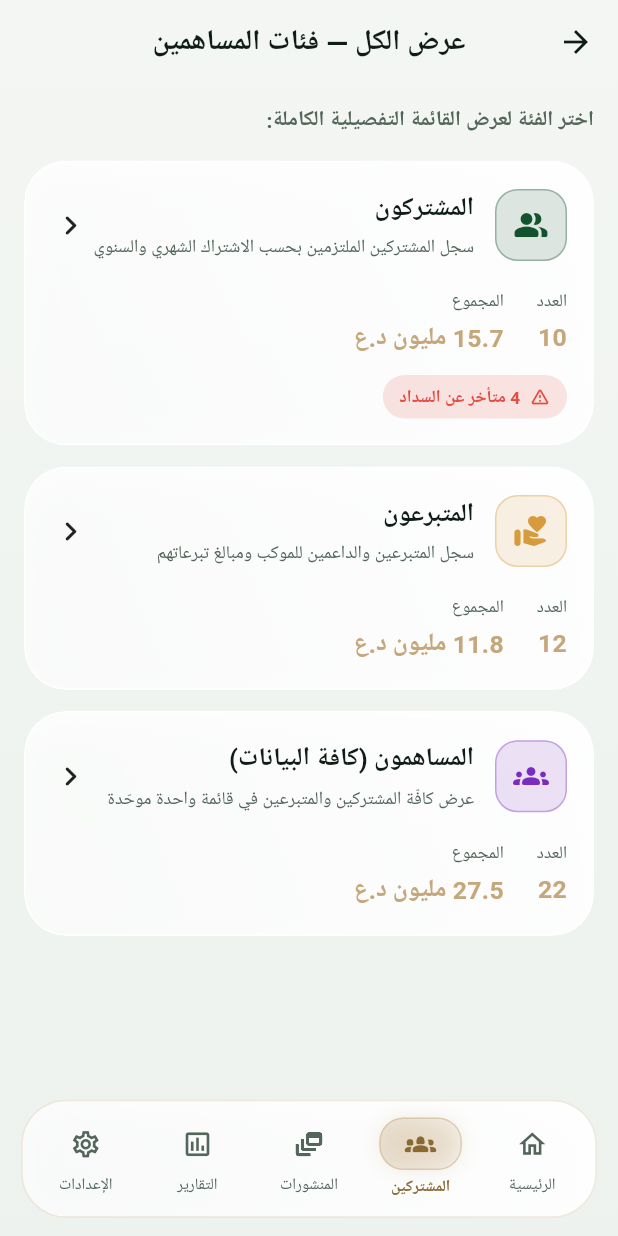
After one commit to aliali121ew-coder/My-mother-zahraa, a Flutter app: the AllContributorsCategoriesPage screen opened by its route, on a phone screen of 412 x 824 dp. The commit adds this screen. Run offline on Flutter 3.47's test engine with Material 3 defaults, Android fonts, the phone set to English and light mode, and no system bars; our stand-ins replace cached_network_image, flutter_riverpod, flutter_secure_storage, go_router, hive_ce_flutter, pdf and 3 more; accounts and stored records are empty; Roboto replaces fonts that are missing (Cairo).

Commit message:
feat: استبدال كارت الإحصائيات بكارت الدعم وتوجيه عرض الكل إلى صفحة الفئات العمودية الثلاث

```diff
--- a/lib/core/router/app_router.dart
+++ b/lib/core/router/app_router.dart
@@ -3,6 +3,7 @@ import 'package:go_router/go_router.dart';
 
 import '../../features/auth/presentation/auth_page.dart';
 import '../../features/auth/presentation/pending_page.dart';
+import '../../features/contributors/presentation/all_contributors_categories_page.dart';
 import '../../features/contributors/presentation/contributors_page.dart';
 import '../../features/contributors/presentation/contributors_list_page.dart';
 import '../../features/home/presentation/home_page.dart';
@@ -57,6 +58,11 @@ final appRouter = GoRouter(
                 ),
                 GoRoute(
                   path: 'all',
+                  builder: (_, _) =>
+                      const AllContributorsCategoriesPage(),
+                ),
+                GoRoute(
+                  path: 'list_all',
                   builder: (_, _) =>
                       const ContributorsListPage(showAll: true),
                 ),
--- /dev/null
+++ b/lib/features/contributors/presentation/all_contributors_categories_page.dart
@@ -0,0 +1,253 @@
+import 'package:flutter/material.dart';
+import 'package:flutter_riverpod/flutter_riverpod.dart';
+import 'package:go_router/go_router.dart';
+
+import '../../../core/providers/app_providers.dart';
+import '../../../core/theme/app_colors.dart';
+import '../../../core/theme/app_theme.dart';
+import '../../../core/utils/formatters.dart';
+import '../../../core/widgets/glass.dart';
+
+/// صفحة «عرض الكل»: تحتوي على كارتات عمودية للفئات الثلاث (المشتركون، المتبرعون، المساهمون).
+class AllContributorsCategoriesPage extends ConsumerWidget {
+  const AllContributorsCategoriesPage({super.key});
+
+  @override
+  Widget build(BuildContext context, WidgetRef ref) {
+    final stats = ref.watch(statsProvider);
+    final theme = Theme.of(context);
+    final s = stats.valueOrNull;
+
+    return Scaffold(
+      backgroundColor: Colors.transparent,
+      appBar: AppBar(
+        title: const Text('عرض الكل — فئات المساهمين'),
+      ),
+      body: ListView(
+        padding: const EdgeInsets.fromLTRB(16, 12, 16, 110),
+        children: [
+          Text(
+            'اختر الفئة لعرض القائمة التفصيلية الكاملة:',
+            style: theme.textTheme.bodyMedium?.copyWith(
+              fontFamily: AppTheme.fontFamily,
+              fontWeight: FontWeight.w600,
+            ),
+          ),
+          const SizedBox(height: 16),
+
+          // 1. كارت المشتركين العمودي
+          _CategoryVerticalCard(
+            title: 'المشتركون',
+            subtitle: 'سجل المشتركين الملتزمين بحسب الاشتراك الشهري والسنوي',
+            icon: Icons.people_alt_rounded,
+            iconColor: const Color(0xFF14512F),
+            count: s?.subscribersCount,
+            total: s?.subscriptionsTotal,
+            badge: (s?.overdueCount ?? 0) > 0
+                ? '${Fmt.count(s!.overdueCount)} متأخر عن السداد'
+                : null,
+            onTap: () => context.go('/contributors/subscribers'),
+          ),
+
+          const SizedBox(height: 14),
+
+          // 2. كارت المتبرعين العمودي
+          _CategoryVerticalCard(
+            title: 'المتبرعون',
+            subtitle: 'سجل المتبرعين والداعمين للموكب ومبالغ تبرعاتهم',
+            icon: Icons.volunteer_activism_rounded,
+            iconColor: const Color(0xFFD79A3C),
+            count: s?.donorsCount,
+            total: s?.donationsTotal,
+            onTap: () => context.go('/contributors/donors'),
+          ),
+
+          const SizedBox(height: 14),
+
+          // 3. كارت المساهمين العمودي (كافة المشتركين والمتبرعين معاً)
+          _CategoryVerticalCard(
+            title: 'المساهمون (كافة البيانات)',
+            subtitle: 'عرض كافّة المشتركين والمتبرعين في قائمة واحدة موحّدة',
+            icon: Icons.groups_rounded,
+            iconColor: const Color(0xFF7B2CBF),
+            count: s != null ? s.subscribersCount + s.donorsCount : null,
+            total: s?.totalAmount,
+            onTap: () => context.go('/contributors/list_all'),
+          ),
+        ],
+      ),
+    );
+  }
+}
+
+class _CategoryVerticalCard extends StatelessWidget {
+  const _CategoryVerticalCard({
+    required this.title,
+    required this.subtitle,
+    required this.icon,
+    required this.iconColor,
+    required this.onTap,
+    this.count,
+    this.total,
+    this.badge,
+  });
+
+  final String title;
+  final String subtitle;
+  final IconData icon;
+  final Color iconColor;
+  final VoidCallback onTap;
+  final int? count;
+  final num? total;
+  final String? badge;
+
+  @override
+  Widget build(BuildContext context) {
+    final theme = Theme.of(context);
+    final isDark = theme.brightness == Brightness.dark;
+
+    return GlassCard(
+      blur: true,
+      onTap: onTap,
+      radius: AppTheme.radiusLarge,
+      padding: const EdgeInsets.all(18),
+      gradient: isDark ? AppColors.countCardGradient : null,
+      child: Column(
+        crossAxisAlignment: CrossAxisAlignment.start,
+        children: [
+          Row(
+            children: [
+              Container(
+                padding: const EdgeInsets.all(11),
+                decoration: BoxDecoration(
+                  color: iconColor.withValues(alpha: isDark ? 0.22 : 0.14),
+                  borderRadius: BorderRadius.circular(15),
+                  border: Border.all(
+                    color: iconColor.withValues(alpha: 0.35),
+                    width: 1,
+                  ),
+                ),
+                child: Icon(icon, color: iconColor, size: 24),
+              ),
+              const SizedBox(width: 14),
+              Expanded(
+                child: Column(
+                  crossAxisAlignment: CrossAxisAlignment.start,
+                  children: [
+                    Text(
+                      title,
+                      style: TextStyle(
+                        fontFamily: AppTheme.fontFamily,
+                        fontSize: 17,
+                        fontWeight: FontWeight.bold,
+                        color: isDark ? AppColors.textOnDark : AppColors.textOnLight,
+                      ),
+                    ),
+                    const SizedBox(height: 3),
+                    Text(
+                      subtitle,
+                      maxLines: 2,
+                      overflow: TextOverflow.ellipsis,
+                      style: TextStyle(
+                        fontFamily: AppTheme.fontFamily,
+                        fontSize: 12,
+                        color: isDark ? AppColors.textOnDarkMuted : AppColors.textOnLightMuted,
+                      ),
+                    ),
+                  ],
+                ),
+              ),
+              const Icon(Icons.chevron_left_rounded, size: 26),
+            ],
+          ),
+          const SizedBox(height: 16),
+          Row(
+            children: [
+              _Metric(label: 'العدد', value: Fmt.count(count ?? 0)),
+              const SizedBox(width: 22),
+              Flexible(
+                child: _Metric(
+                  label: 'المجموع',
+                  value: Fmt.moneyShort(total ?? 0),
+                ),
+              ),
+            ],
+          ),
+          if (badge != null) ...[
+            const SizedBox(height: 12),
+            Container(
+              padding: const EdgeInsets.symmetric(horizontal: 11, vertical: 5),
+              decoration: BoxDecoration(
+                color: AppColors.overdue.withValues(alpha: 0.15),
+                borderRadius: BorderRadius.circular(20),
+              ),
+              child: Row(
+                mainAxisSize: MainAxisSize.min,
+                children: [
+                  const Icon(Icons.warning_amber_rounded,
+                      size: 14, color: AppColors.overdue),
+                  const SizedBox(width: 6),
+                  Flexible(
+                    child: Text(
+                      badge!,
+                      maxLines: 1,
+                      overflow: TextOverflow.ellipsis,
+                      style: const TextStyle(
+                        fontFamily: AppTheme.fontFamily,
+                        fontSize: 11.5,
+                        fontWeight: FontWeight.w600,
+                        color: AppColors.overdue,
+                      ),
+                    ),
+                  ),
+                ],
+              ),
+            ),
+          ],
+        ],
+      ),
+    );
+  }
+}
+
+class _Metric extends StatelessWidget {
+  const _Metric({required this.label, required this.value});
+
+  final String label;
+  final String value;
+
+  @override
+  Widget build(BuildContext context) {
+    return Column(
+      crossAxisAlignment: CrossAxisAlignment.start,
+      mainAxisSize: MainAxisSize.min,
+      children: [
+        Text(
+          label,
+          style: TextStyle(
+            fontFamily: AppTheme.fontFamily,
+            fontSize: 11.5,
+            color: Theme.of(context).brightness == Brightness.dark
+                ? AppColors.textOnDarkMuted
+                : AppColors.textOnLightMuted,
+          ),
+        ),
+        const SizedBox(height: 2),
+        FittedBox(
+          fit: BoxFit.scaleDown,
+          alignment: AlignmentDirectional.centerStart,
+          child: Text(
+            value,
+            maxLines: 1,
+            style: const TextStyle(
+              fontFamily: AppTheme.fontFamily,
+              fontSize: 16.5,
+              fontWeight: FontWeight.w700,
+              color: AppColors.gold,
+            ),
+          ),
+        ),
+      ],
+    );
+  }
+}
--- a/lib/features/contributors/presentation/contributors_page.dart
+++ b/lib/features/contributors/presentation/contributors_page.dart
@@ -167,11 +167,11 @@ class ContributorsPage extends ConsumerWidget {
                 onTap: () => context.go('/contributors/all'),
               ),
               _GridActionCard(
-                title: 'الإحصائيات',
-                subtitle: 'مؤشرات وتقارير مجمعة',
-                icon: Icons.analytics_rounded,
+                title: 'الدعم',
+                subtitle: 'مركز المساعدة والخدمات',
+                icon: Icons.support_agent_rounded,
                 iconColor: const Color(0xFF0077B6),
-                onTap: () => _showLaterMessage(context, 'الإحصائيات'),
+                onTap: () => _showLaterMessage(context, 'الدعم'),
               ),
             ],
           ),
```
